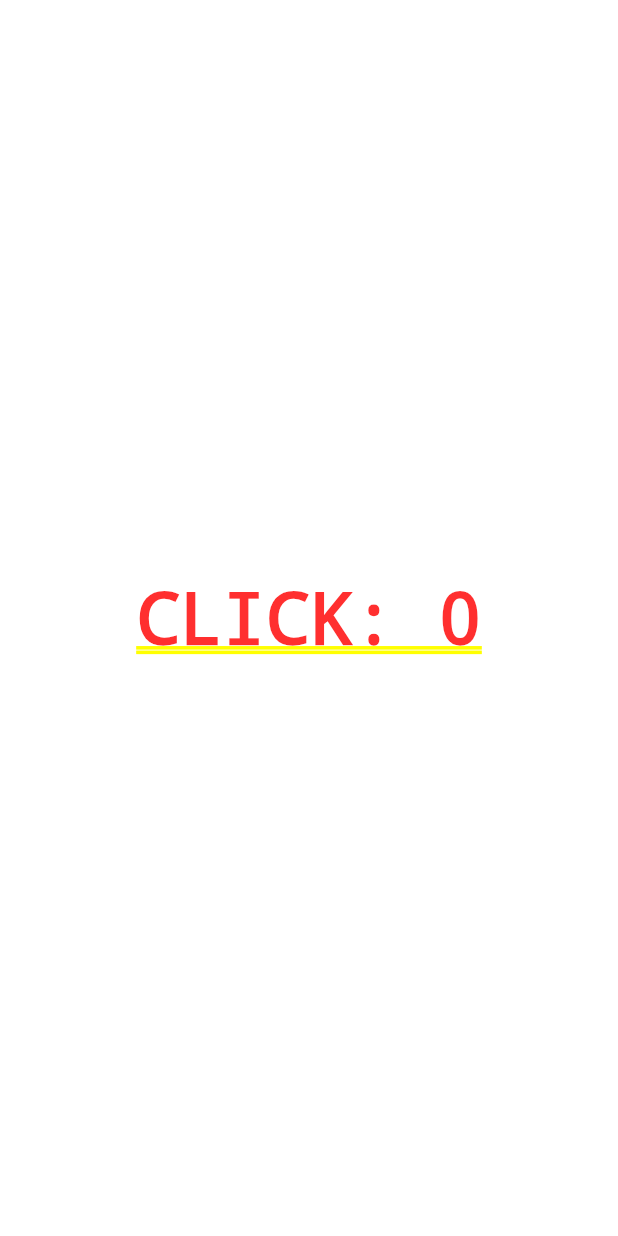
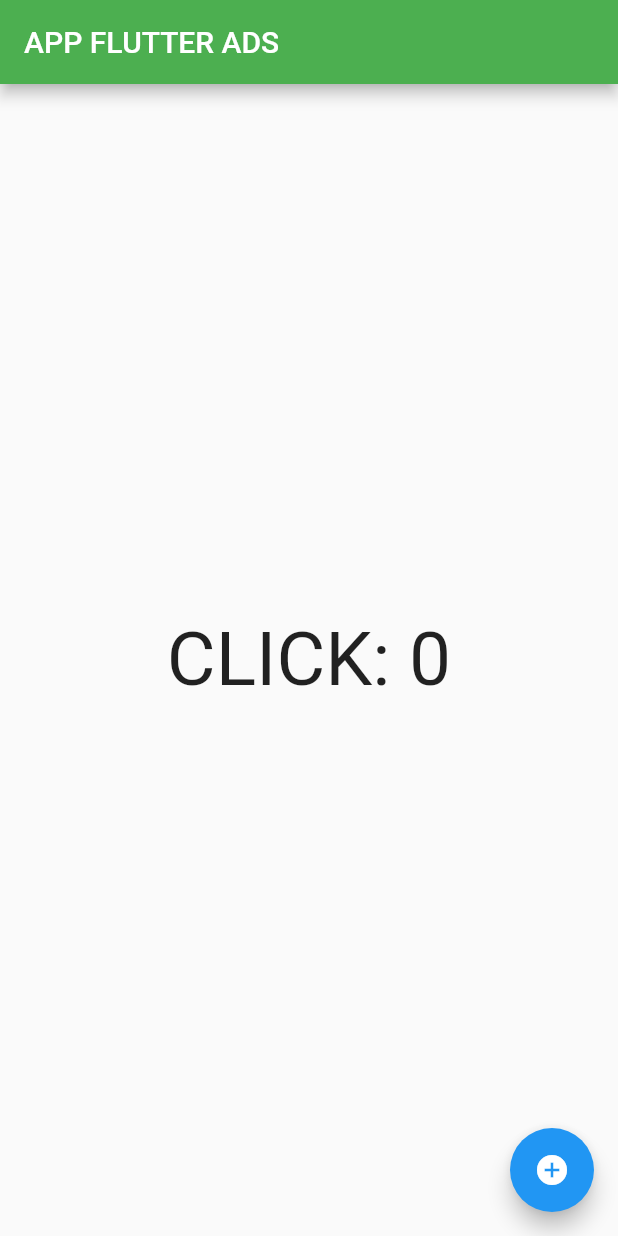
Before and after one commit to 1832-begin/DMAULA, a Flutter app: the screen it shows after launch, on a phone screen of 412 x 824 dp. Run offline on Flutter 3.47's test engine with Material 2 defaults, Android fonts, the phone set to English and light mode, and no system bars.

Commit message:
App 1.1 BUTTON

```diff
--- a/lib/home_page.dart
+++ b/lib/home_page.dart
@@ -11,17 +11,30 @@ class HomePageState extends State<HomePage> {
   int counter = 0;
   @override
   Widget build(BuildContext context) {
-    return Container(
-      child: Center(
+    return Scaffold(
+      appBar: AppBar(
+          title: Text(
+        'APP FLUTTER ADS',
+      )),
+      body: Center(
           child: GestureDetector(
-        child: Text('CLICK: $counter'),
+        child: Text('CLICK: $counter', style: TextStyle(fontSize: 50)),
         onTap: () {
           setState(() {
-            counter++;
-            print(counter);
+            counter--;
+            //print(counter);
           });
         },
       )),
+      floatingActionButton: FloatingActionButton(
+        child: Icon(Icons.add_circle),
+        onPressed: () {
+          setState(() {
+            counter++;
+            //print(counter);
+          });
+        },
+      ),
     );
   }
 }
```
